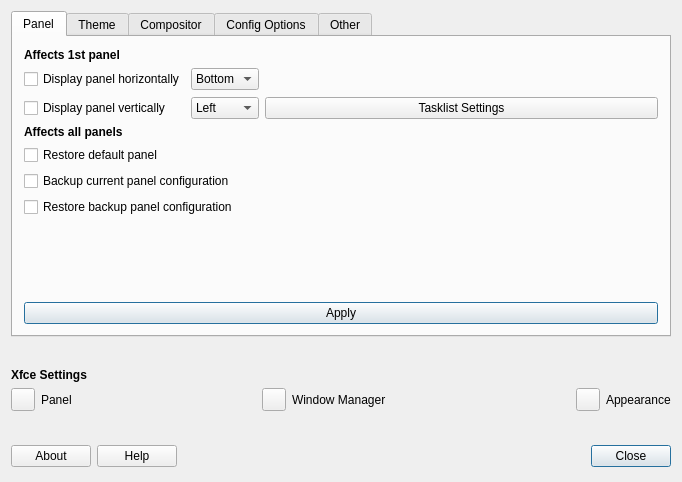
The window that tweak/defaultlook.ui (MX-Linux/mx-tweak) describes before a commit, drawn with Qt 5.
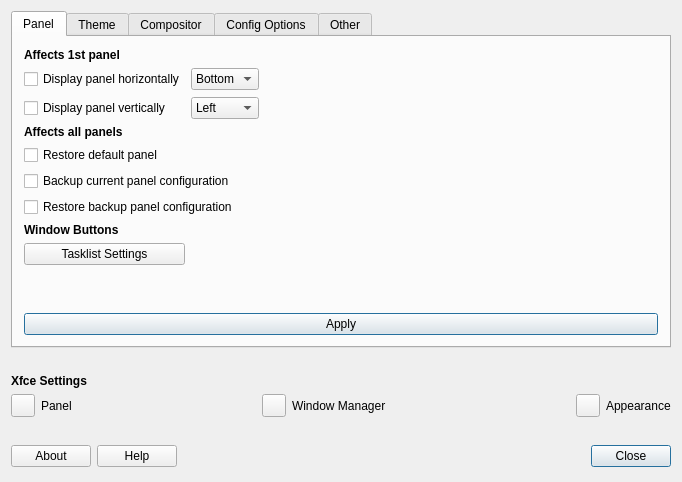
The same window after the commit. Icons and pictures are not drawn.

Commit message: hide tasklist button if not present

Diff of the .ui file:
```diff
--- a/tweak/defaultlook.ui
+++ b/tweak/defaultlook.ui
@@ -285,6 +285,13 @@
         <layout class="QGridLayout" name="gridLayout_3">
          <item row="0" column="0">
           <layout class="QGridLayout" name="gridLayout">
+           <item row="9" column="0">
+            <widget class="QPushButton" name="pushButtontasklist">
+             <property name="text">
+              <string>Tasklist Settings</string>
+             </property>
+            </widget>
+           </item>
            <item row="2" column="2">
             <spacer name="horizontalSpacer">
              <property name="orientation">
@@ -393,7 +400,7 @@
              </property>
             </widget>
            </item>
-           <item row="8" column="0">
+           <item row="10" column="0">
             <spacer name="verticalSpacer_9">
              <property name="orientation">
               <enum>Qt::Vertical</enum>
@@ -406,10 +413,10 @@
              </property>
             </spacer>
            </item>
-           <item row="3" column="2">
-            <widget class="QPushButton" name="pushButton">
+           <item row="8" column="0">
+            <widget class="QLabel" name="labelTasklist">
              <property name="text">
-              <string>Tasklist Settings</string>
+              <string>&lt;html&gt;&lt;head/&gt;&lt;body&gt;&lt;p&gt;&lt;span style=&quot; font-weight:600;&quot;&gt;Window Buttons&lt;/span&gt;&lt;/p&gt;&lt;/body&gt;&lt;/html&gt;</string>
              </property>
             </widget>
            </item>
```
The commit also changes 2 other files.
